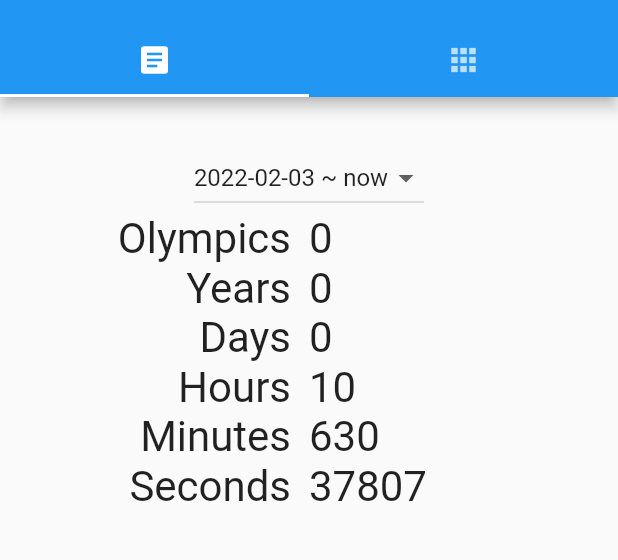
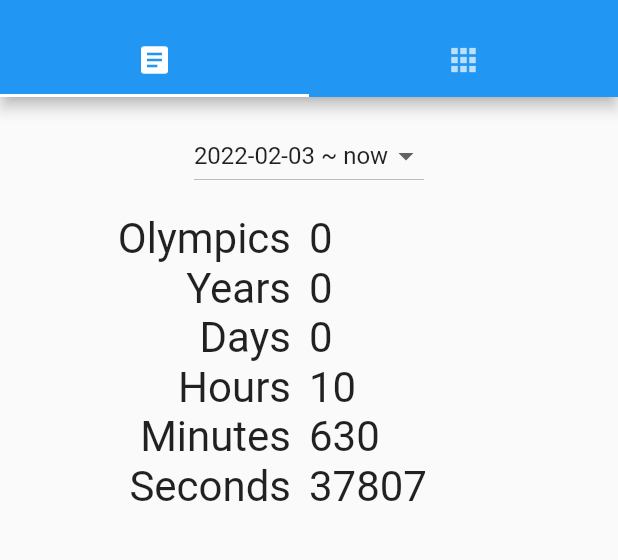
Before and after one commit to Xennis/lifetime-clock-app, a Flutter app: the screen it shows after launch, on a phone screen of 412 x 824 dp, the part 59-619 px from its top. Run offline on Flutter 3.47's test engine with Material 2 defaults, Android fonts, the phone set to English and light mode, and no system bars; our stand-ins replace numberpicker, shared_preferences; generated files the repository leaves out were written again.

Commit message:
[Fix] Number view: Spacing for mode select

```diff
--- a/lib/pages/home_page.dart
+++ b/lib/pages/home_page.dart
@@ -60,7 +60,7 @@
           children: [
             SingleChildScrollView(
               child: Padding(
-                padding: const EdgeInsets.fromLTRB(10, 30, 10, 20),
+                padding: const EdgeInsets.fromLTRB(10, 15, 10, 20),
                 child: _NumberView(
                   now: _now,
                   birthday: widget.config.birthdate,
@@ -70,7 +70,7 @@
             ),
             SingleChildScrollView(
                 child: Padding(
-              padding: const EdgeInsets.fromLTRB(10, 30, 10, 20),
+              padding: const EdgeInsets.fromLTRB(10, 25, 10, 20),
               child: _BoxView(widget.config.age, current),
             )),
           ],
@@ -190,6 +190,7 @@
                       child: Text(e.value),
                     ))
                 .toList()),
+        const Padding(padding: EdgeInsets.only(bottom: 15.0)),
         _NumberDefaultView(years, duration),
       ],
     );
```
